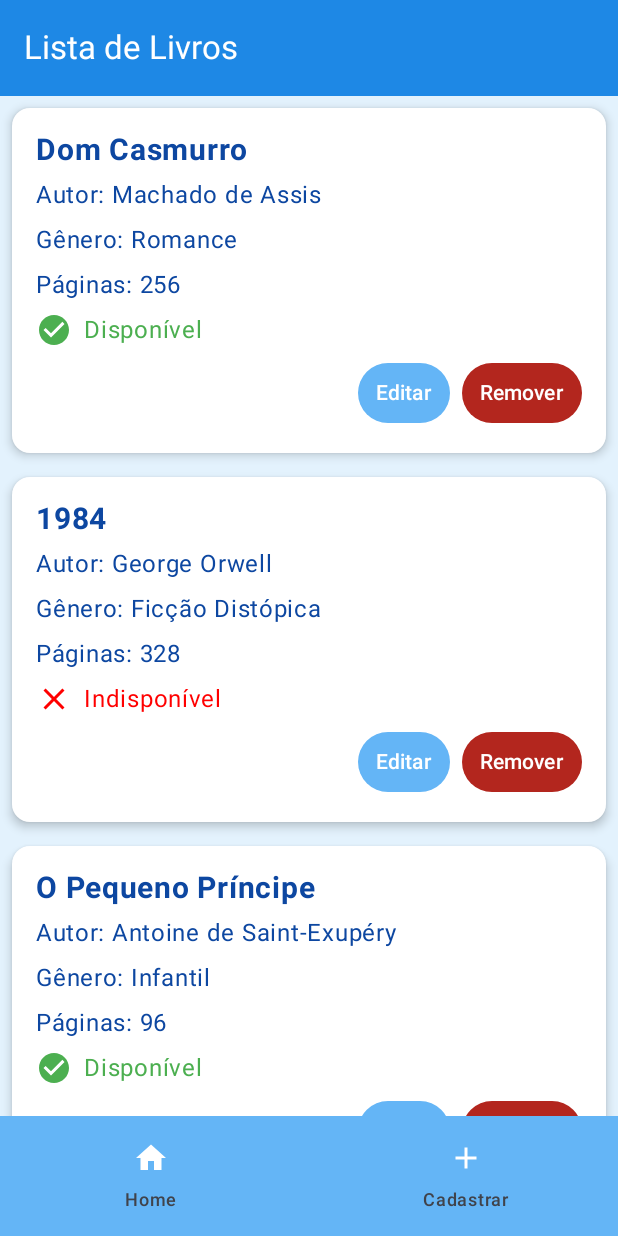
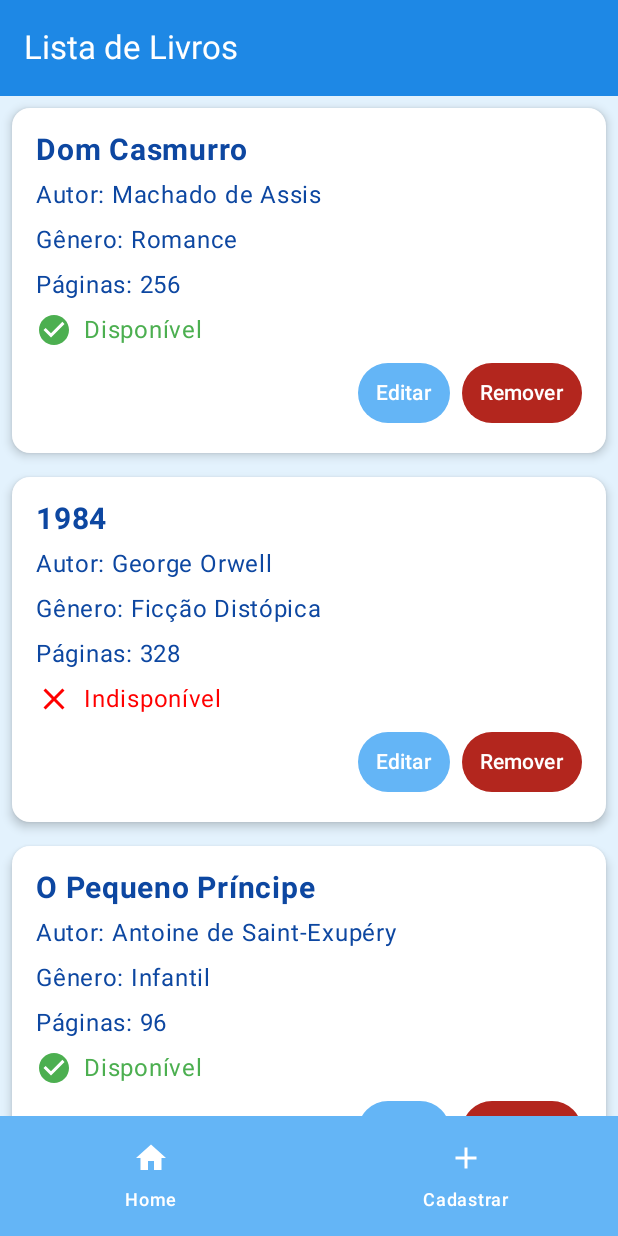
Before and after one commit to Yelcde/BookBack, an Android app built with Jetpack Compose: the screen it shows after launch (MainActivity), on a phone screen of 412 x 824 dp. Run offline under Robolectric (Android 15) with nearby library versions, the phone set to English and light mode, and no system bars.

Commit message:
Corrigindo Textos

```diff
--- a/app/src/main/java/br/edu/ifpb/pdm/booback/ui/components/BottomNavigationBar.kt
+++ b/app/src/main/java/br/edu/ifpb/pdm/booback/ui/components/BottomNavigationBar.kt
@@ -13,13 +13,13 @@ fun BottomNavigationBar(navController: NavController) {
     NavigationBar(containerColor = Color(0xFF64B5F6)) {
         NavigationBarItem(
             icon = { Icon(Icons.Default.Home, contentDescription = "Home", tint = Color.White)   },
-            label = { Text("Home") },
+            label = { Text("Home", color = Color.White) },
             selected = false,
             onClick = { navController.navigate("MainScreen") }
         )
         NavigationBarItem(
             icon = { Icon(Icons.Default.Add, contentDescription = "Cadastrar Livro", tint = Color.White) },
-            label = { Text("Cadastrar") },
+            label = { Text("Cadastrar", color = Color.White) },
             selected = false,
             onClick = { navController.navigate("registerBook") }
         )
```
